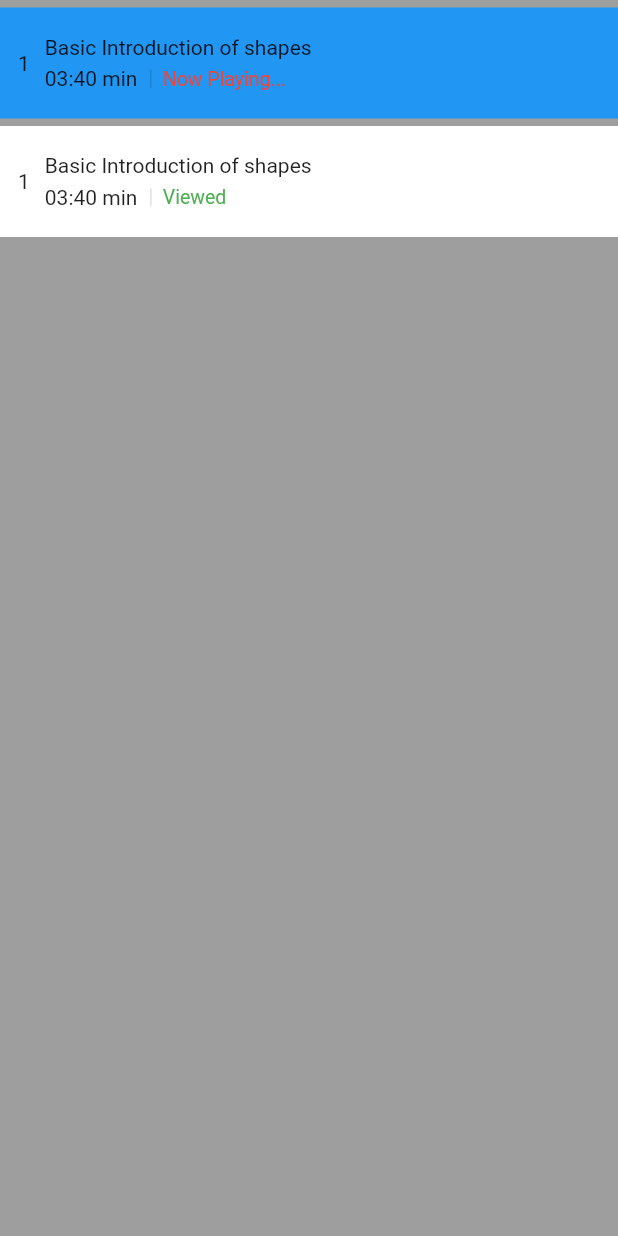
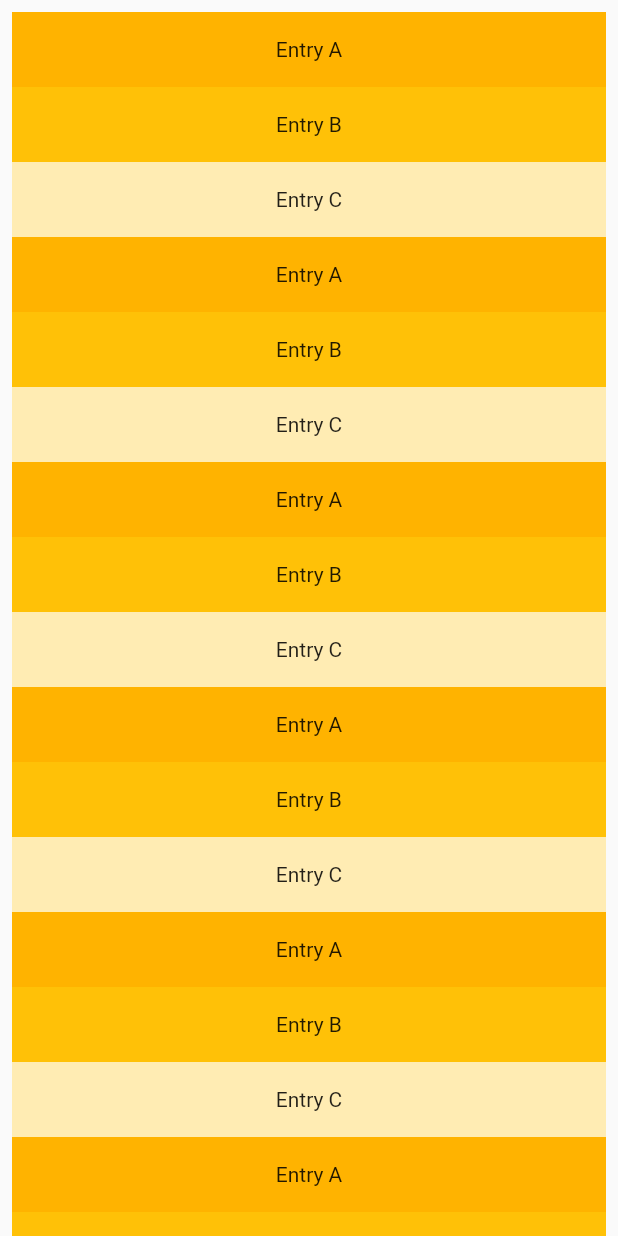
Before and after one commit to bytestocode/flutter-testbed, a Flutter app: the screen it shows after launch, on a phone screen of 412 x 824 dp. Run offline on Flutter 3.47's test engine with Material 2 defaults, Android fonts, the phone set to English and light mode, and no system bars; our stand-ins replace device_info_plus, flutter_riverpod.

Commit message:
SO: 스크롤 오버스크롤 테스트

```diff
--- a/lib/main.dart
+++ b/lib/main.dart
@@ -1,7 +1,6 @@
 import 'package:flutter/material.dart';
 import 'package:flutter_riverpod/flutter_riverpod.dart';
-
-import 'stackoverflow/android_nav_height.dart';
+import 'package:flutter_testbed/stackoverflow/listview_bouncing.dart';
 
 void main() => runApp(
       const ProviderScope(
@@ -22,7 +21,7 @@ class MyApp extends ConsumerWidget {
   Widget myApp() {
     return SafeArea(
       child: Scaffold(
-        body: AndroidNavHeight(),
+        body: ListviewBouncing(),
       ),
     );
   }
--- /dev/null
+++ b/lib/stackoverflow/listview_bouncing.dart
@@ -0,0 +1,23 @@
+import 'package:flutter/material.dart';
+
+class ListviewBouncing extends StatelessWidget {
+  ListviewBouncing({super.key});
+
+  final List<String> entries = <String>['A', 'B', 'C'];
+  final List<int> colorCodes = <int>[600, 500, 100];
+
+  @override
+  Widget build(BuildContext context) {
+    return ListView.builder(
+        padding: const EdgeInsets.all(8),
+        physics: ClampingScrollPhysics(),
+        itemCount: 30,
+        itemBuilder: (BuildContext context, int index) {
+          return Container(
+            height: 50,
+            color: Colors.amber[colorCodes[index % 3]],
+            child: Center(child: Text('Entry ${entries[index % 3]}')),
+          );
+        });
+  }
+}
```
